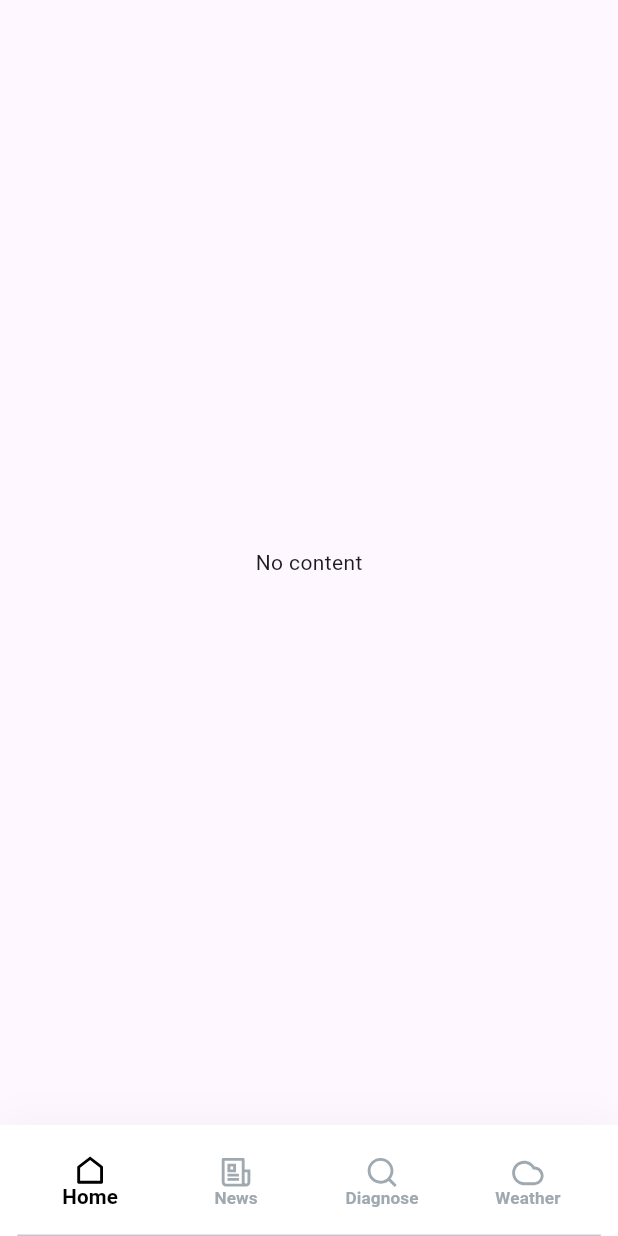
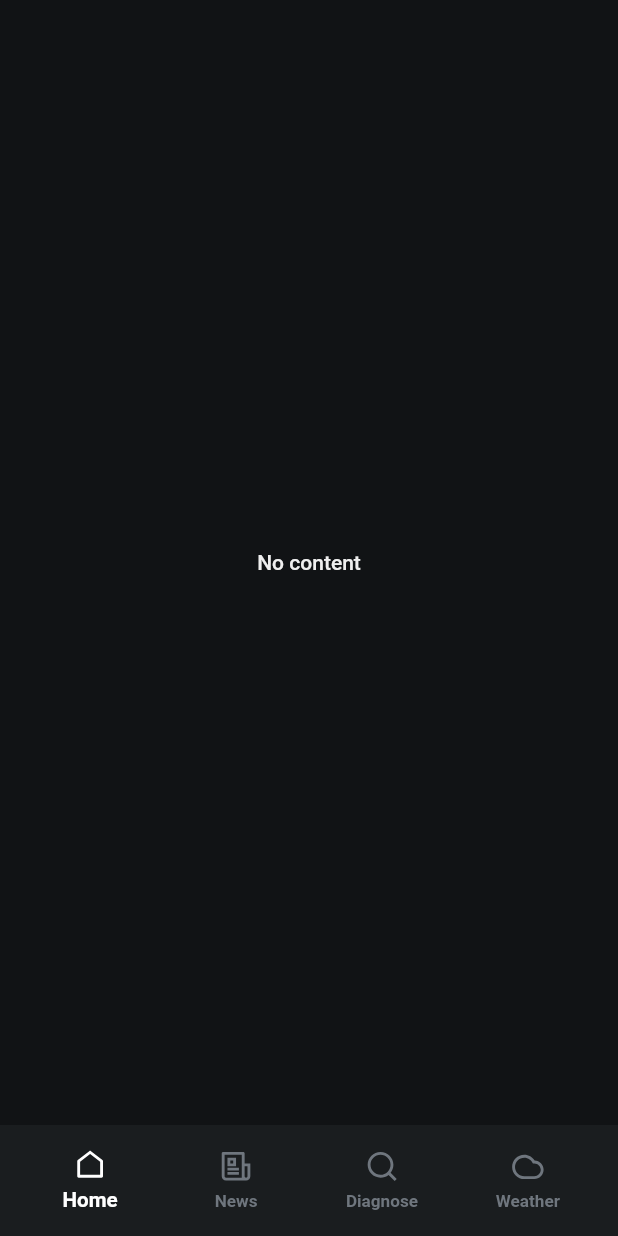
Before and after one commit to ArunChapagain/digifarmer, a Flutter app: the screen it shows after launch, on a phone screen of 412 x 824 dp. Run offline on Flutter 3.47's test engine with Material 3 defaults, Android fonts, the phone set to English and light mode, and no system bars; our stand-ins replace flutter_screenutil, flutter_smart_dialog, remixicon.

Commit message:
feat: :lipstick: added-theme-data-in app

```diff
--- a/lib/application.dart
+++ b/lib/application.dart
@@ -49,6 +49,8 @@ class _ApplicationState extends State<Application>
 
   @override
   Widget build(BuildContext context) {
+    final ThemeData appTheme = Theme.of(context);
+
     return Scaffold(
         body: PageView(
           controller: _pageViewController,
@@ -57,7 +59,8 @@ class _ApplicationState extends State<Application>
         ),
         bottomNavigationBar: DecoratedBox(
           decoration: BoxDecoration(
-            color: Colors.white,
+            color: appTheme.bottomNavigationBarTheme.backgroundColor ??
+                Colors.white,
             boxShadow: [
               BoxShadow(color: Colors.black.withOpacity(0.04), blurRadius: 24),
             ],
@@ -68,13 +71,13 @@ class _ApplicationState extends State<Application>
             controller: _pageController,
             indicatorColor: Colors.transparent,
             labelStyle: TextStyle(
-              color: Colors.black,
+              // color: Colors.black,
               height: 0.5.h,
               fontSize: 12.sp,
               fontWeight: FontWeight.bold,
             ),
             unselectedLabelStyle: TextStyle(
-              color: const Color(0xFF9FA9AF),
+              // color: const Color(0xFF9FA9AF),
               height: 0.5.h,
               fontSize: 10.sp,
               fontWeight: FontWeight.bold,
--- a/lib/main.dart
+++ b/lib/main.dart
@@ -1,4 +1,5 @@
 import 'package:digifarmer/application.dart';
+import 'package:digifarmer/theme/app_theme.dart';
 import 'package:digifarmer/widgets/will_pop_scope_route/will_pop_scope_route.dart';
 import 'package:flutter/material.dart';
 import 'package:flutter_screenutil/flutter_screenutil.dart';
@@ -6,8 +7,6 @@ import 'package:flutter_screenutil/flutter_screenutil.dart';
 void main() {
   runApp(const MyApp());
 }
-
-
 
 class MyApp extends StatelessWidget {
   const MyApp({super.key});
@@ -17,10 +16,13 @@ class MyApp extends StatelessWidget {
     return ScreenUtilInit(
         designSize: const Size(360, 640),
         builder: (context, child) {
-          return const MaterialApp(
+          return MaterialApp(
+            themeMode: ThemeMode.dark,
+            theme: AppTheme.getLightThemeData(context),
+            darkTheme: AppTheme.getDarkThemeData(context),
             debugShowCheckedModeBanner: false,
             title: 'Digifarmer',
-            home:  WillPopScopeRoute(child:Application()),
+            home: const WillPopScopeRoute(child: Application()),
           );
         });
   }
--- /dev/null
+++ b/lib/theme/app_theme.dart
@@ -0,0 +1,167 @@
+import 'package:flutter/material.dart';
+
+///Whether to use dark mode
+bool isDarkMode(BuildContext context) {
+  final ThemeMode themeMode =
+      MediaQuery.platformBrightnessOf(context) == Brightness.dark
+          ? ThemeMode.dark
+          : ThemeMode.light;
+  if (themeMode == ThemeMode.system) {
+    return View.of(context).platformDispatcher.platformBrightness ==
+        Brightness.dark;
+  } else {
+    return themeMode == ThemeMode.dark;
+  }
+}
+
+///Theme basics
+class AppTheme {
+  ///Device reference size
+  static const double wdp = 360.0;
+  static const double hdp = 690.0;
+
+  ///Secondary color
+  static const subColor = Color(0xFF8F969C);
+
+  ///Background color series
+  static const backgroundColor1 = Color(0xFFE8ECF0);
+  static const backgroundColor2 = Color(0xFFFCFBFC);
+  static const backgroundColor3 = Color(0xFFF3F2F3);
+
+  static ThemeData getLightThemeData(BuildContext context) {
+    return AppThemeGreen.lightTheme;
+  }
+
+  static ThemeData getDarkThemeData(BuildContext context) {
+    return AppThemeGreen.darkTheme;
+  }
+}
+
+///theme
+class AppThemeGreen {
+  ///Main color
+  static const primaryColor = Color.fromARGB(255, 49, 137, 45);
+
+  ///Light theme
+  static final lightTheme = ThemeData(
+    useMaterial3: false,
+    brightness: Brightness.light,
+    //font
+    fontFamily: null,
+    //letter
+    textTheme: const TextTheme(
+      displayLarge: TextStyle(color: Colors.black87),
+      displayMedium: TextStyle(color: Colors.black87),
+      displaySmall: TextStyle(color: Colors.black87),
+      bodyLarge: TextStyle(color: Colors.black87),
+      bodyMedium: TextStyle(color: Colors.black87),
+      bodySmall: TextStyle(color: Colors.black87),
+    ),
+    //main color
+    primaryColor: primaryColor,
+    //scaffold background color
+    scaffoldBackgroundColor:
+        const Color(0xFFF6F8FA), //0xFFF7F7F7 0xFFF9F9F9 0xFFF6F8FA 0xFFFCFBFC
+    //bottomNavigationBar
+    bottomNavigationBarTheme: const BottomNavigationBarThemeData(
+      backgroundColor: Colors.white,
+    ),
+    //TabBar
+    tabBarTheme: const TabBarTheme(
+      labelColor: Colors.black,
+      unselectedLabelColor: Color(0xFFAFB8BF),
+    ),
+    //Bounce wave color
+    primarySwatch: const MaterialColor(
+      0xFF545454,
+      {
+        50: Color(0xFF545454),
+        100: Color(0xFF545454),
+        200: Color(0xFF545454),
+        300: Color(0xFF545454),
+        400: Color(0xFF545454),
+        500: Color(0xFF545454),
+        600: Color(0xFF545454),
+        700: Color(0xFF545454),
+        800: Color(0xFF545454),
+        900: Color(0xFF545454),
+      },
+    ),
+    //Color of water wave when clicked
+    splashColor: Colors.transparent,
+    //Background highlight color when clicked
+    highlightColor: Colors.transparent,
+    //Card
+    cardColor: Colors.white,
+    //bottomSheet
+    bottomSheetTheme:
+        const BottomSheetThemeData(modalBackgroundColor: Color(0xFFF6F8FA)),
+    //Radio
+    radioTheme: RadioThemeData(
+      fillColor: MaterialStateProperty.all(const Color(0xFF111315)),
+      overlayColor: MaterialStateProperty.all(const Color(0xFF111315)),
+    ),
+  );
+
+  ///Dark theme
+  static final darkTheme = ThemeData(
+    useMaterial3: false,
+    brightness: Brightness.dark,
+    //font
+    fontFamily: null,
+    //letter
+    textTheme: const TextTheme(
+      displayLarge: TextStyle(color: Color(0xFFEFEFEF)),
+      displayMedium: TextStyle(color: Color(0xFFEFEFEF)),
+      displaySmall: TextStyle(color: Color(0xFFEFEFEF)),
+      bodyLarge: TextStyle(color: Color(0xFFEFEFEF)),
+      bodyMedium: TextStyle(color: Color(0xFFEFEFEF)),
+      bodySmall: TextStyle(color: Color(0xFFEFEFEF)),
+    ),
+    //main color
+    primaryColor: primaryColor,
+    //scaffold background color
+    scaffoldBackgroundColor: const Color(0xFF111315),
+    //bottomNavigationBar
+    bottomNavigationBarTheme: const BottomNavigationBarThemeData(
+      backgroundColor: Color(0xFF1A1D1F),
+    ),
+    //TabBar
+    tabBarTheme: const TabBarTheme(
+      // labelColor: primaryColor,
+      // unselectedLabelColor: primaryColor.withOpacity(0.4)
+      labelColor: Colors.white,
+      unselectedLabelColor: Color(0xFF6F767E),
+    ),
+    //Bounce wave color
+    primarySwatch: const MaterialColor(
+      0xFF545454,
+      {
+        50: Color(0xFF545454),
+        100: Color(0xFF545454),
+        200: Color(0xFF545454),
+        300: Color(0xFF545454),
+        400: Color(0xFF545454),
+        500: Color(0xFF545454),
+        600: Color(0xFF545454),
+        700: Color(0xFF545454),
+        800: Color(0xFF545454),
+        900: Color(0xFF545454),
+      },
+    ),
+    //Color of water wave when clicked
+    splashColor: Colors.transparent,
+    //Background highlight color when clicked
+    highlightColor: Colors.transparent,
+    //Card
+    cardColor: const Color(0xFF202427),
+    //bottomSheet
+    bottomSheetTheme:
+        const BottomSheetThemeData(modalBackgroundColor: Color(0xFF111315)),
+    //Radio
+    radioTheme: RadioThemeData(
+      fillColor: MaterialStateProperty.all(const Color(0xFFEFEFEF)),
+      overlayColor: MaterialStateProperty.all(const Color(0xFFEFEFEF)),
+    ),
+  );
+}
--- a/lib/view/home/home_scree.dart
+++ b/lib/view/home/home_scree.dart
@@ -5,10 +5,11 @@ class HomePage extends StatelessWidget {
 
   @override
   Widget build(BuildContext context) {
-    return const Scaffold(
+    return Scaffold(
       body: SafeArea(
         child: Center(
-          child: Text('No content'),
+          child:
+              Text('No content', style: Theme.of(context).textTheme.bodyLarge),
         ),
       ),
     );
```
